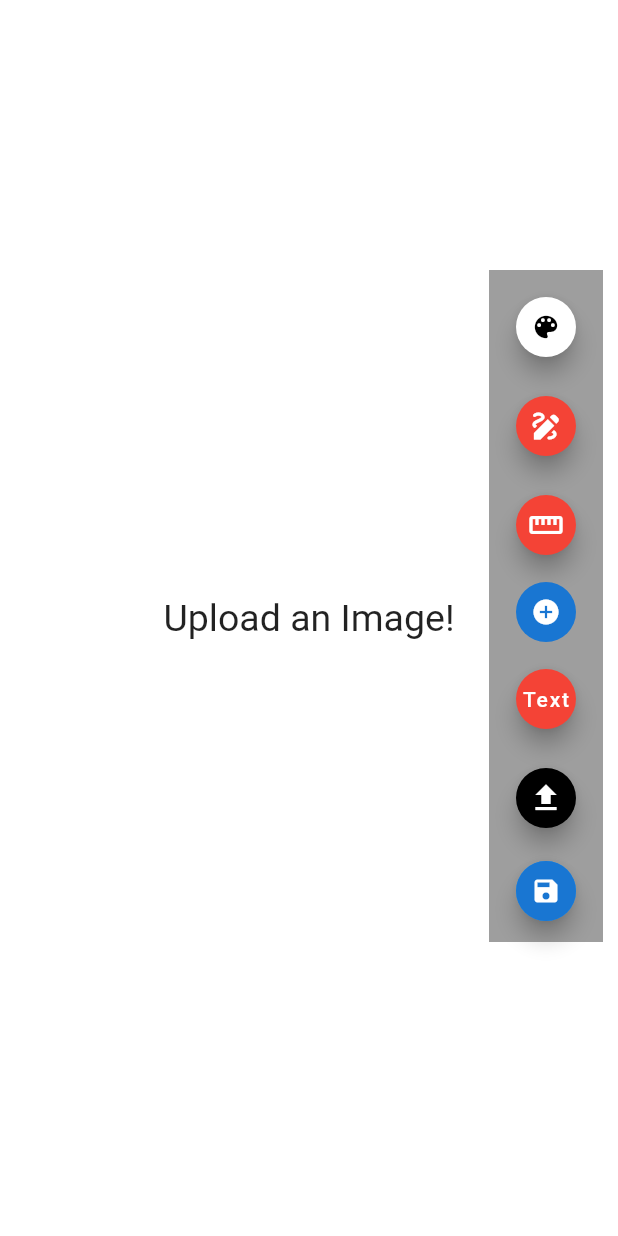
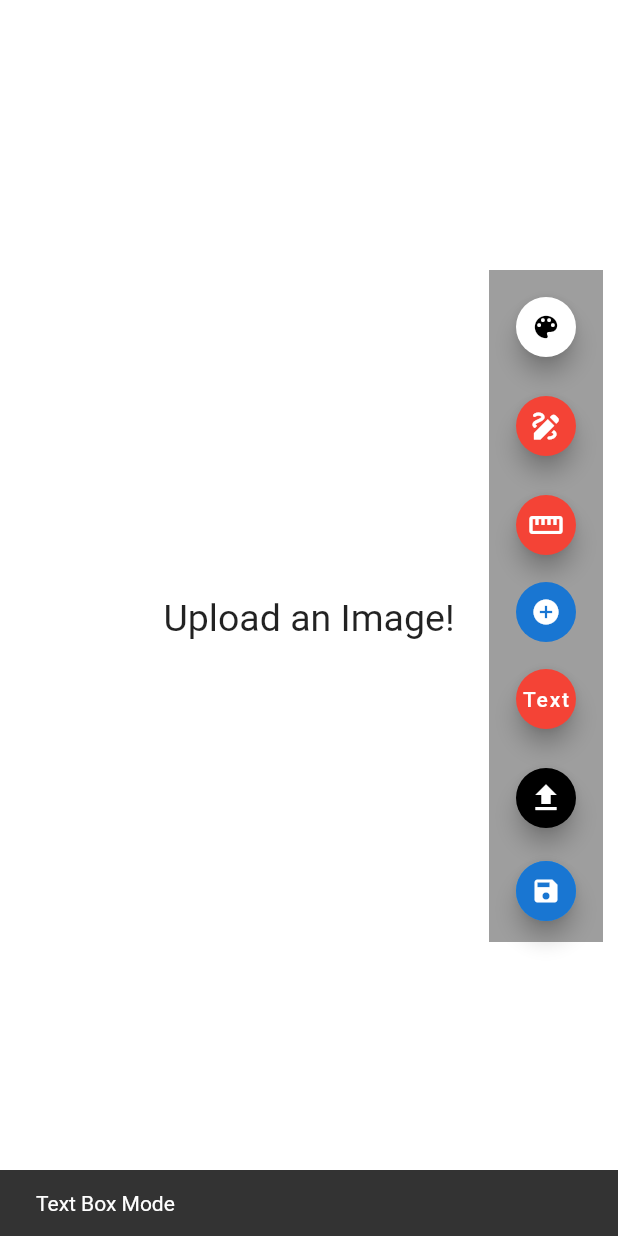
Before and after one commit to JosephSafouri/OXO-2123, a Flutter app: the screen it shows after launch, after a tap on "Text", on a phone screen of 412 x 824 dp. Run offline on Flutter 3.47's test engine with Material 2 defaults, Android fonts, the light colour scheme and no system bars; drawn by our look-alikes of screenshot; our stand-ins replace flutter_colorpicker, image_gallery_saver, image_picker.

Commit message:
Snackbar for text box mode

```diff
--- a/flutter-app/flutter_drawing_app/starter/lib/drawing_page.dart
+++ b/flutter-app/flutter_drawing_app/starter/lib/drawing_page.dart
@@ -310,6 +310,11 @@ class _DrawingPageState extends State<DrawingPage> {
         mini: true,
         backgroundColor: selectedColor,
         onPressed: () {
+          ScaffoldMessenger.of(context).showSnackBar(
+              SnackBar(
+                  content: const Text("Text Box Mode")
+              )
+          );
           setState(() {
             if (this.displayImage != null)
               textBoxes.add(TextBox(selectedColor));
```
